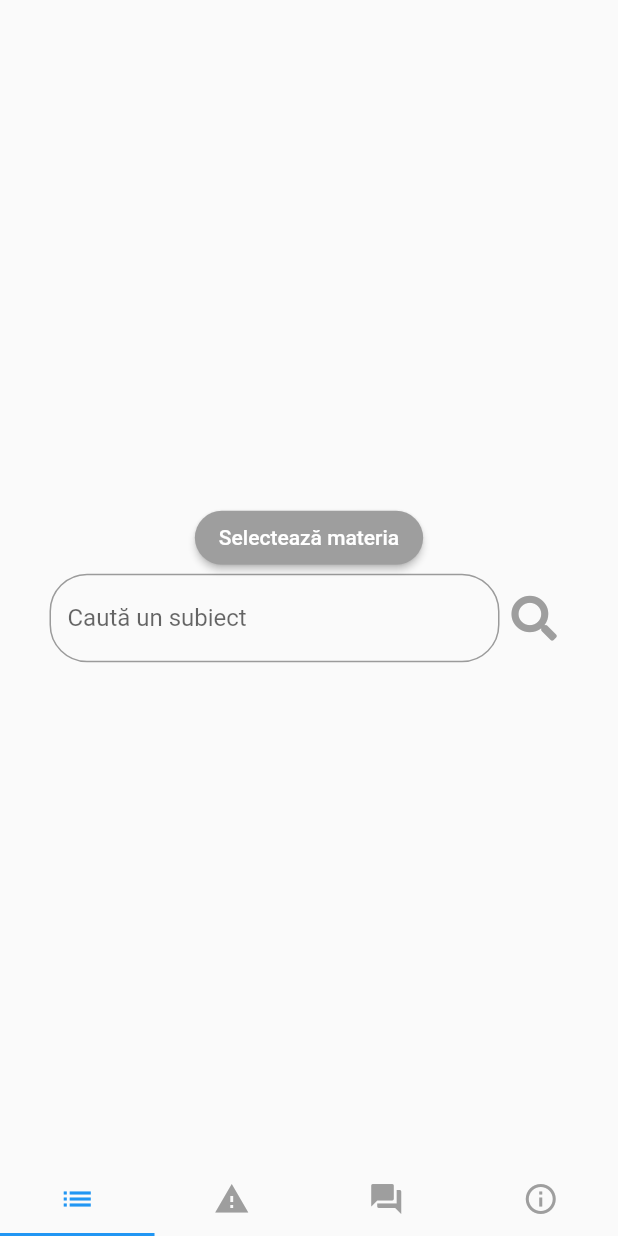
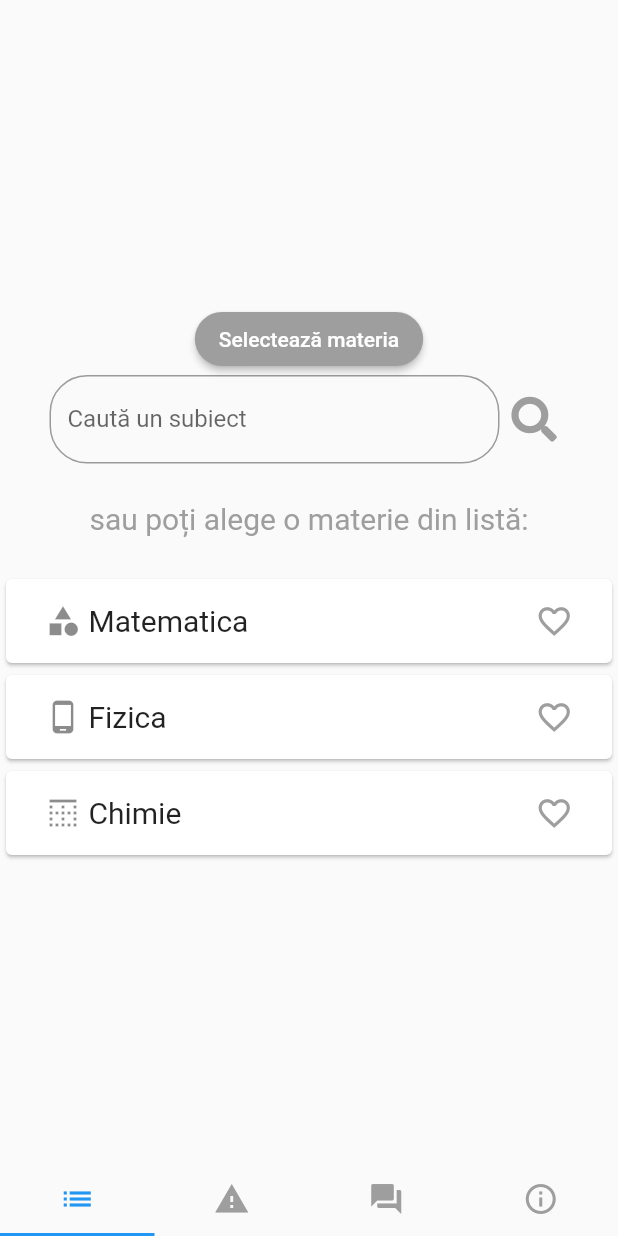
Before and after one commit to alexpavelm/SmartHackProiect, a Flutter app: the screen it shows after launch, on a phone screen of 412 x 824 dp. Run offline on Flutter 3.47's test engine with Material 2 defaults, Android fonts, the phone set to English and light mode, and no system bars; our stand-ins replace cloud_firestore, flutter_html, font_awesome_flutter; accounts and stored records are empty; Roboto replaces fonts that are missing (Poppins).

Commit message:
dynamic chapters

```diff
--- /dev/null
+++ b/lib/Data/Topic.dart
@@ -0,0 +1,6 @@
+class Topic {
+  String title;
+
+  Topic(this.title);
+
+}
--- a/lib/GlobalData.dart
+++ b/lib/GlobalData.dart
@@ -1,3 +1,4 @@
+import 'dart:collection';
 import 'dart:ui';
 import 'package:cloud_firestore/cloud_firestore.dart';
 import 'package:flutter/material.dart';
@@ -16,7 +17,7 @@ class GlobalData {
   GlobalData._internal();
 
   int currentChapter = 1;
-  List<DocumentSnapshot> matrici;
+  HashMap<String, List<DocumentSnapshot>> chapters = new HashMap();
   List<DocumentSnapshot> questions;
   List<Materie> materii = [
     Materie("Matematica", Icon(Icons.category)),
@@ -38,9 +39,9 @@ class GlobalData {
     }
   }
 
-  String getChapterData(int chapter) {
+  String getChapterData(String topic) {
     var globalData = GlobalData();
-    return globalData.matrici.firstWhere((el) => el.data["id"] == globalData.currentChapter).data["text"];
+    return globalData.chapters[topic].firstWhere((el) => el.data["id"] == globalData.currentChapter).data["text"];
   }
 
   Color getCardColor(int quality) {
--- a/lib/MainView/MainWidget.dart
+++ b/lib/MainView/MainWidget.dart
@@ -8,6 +8,7 @@ import 'package:smarthack_project/Data/SearchResult.dart';
 import 'package:smarthack_project/Data/TopicResult.dart';
 
 import '../GlobalData.dart';
+import '../MaterieWidget.dart';
 import 'SearchResultWidget.dart';
 
 class MainWidget extends StatefulWidget {
@@ -38,9 +39,7 @@ class _MainWidgetState extends State<MainWidget> {
             style: TextStyle(color: Colors.white),
           ),
           textColor: Colors.black.withOpacity(0.6),
-          color: materieSelectata == null
-              ? Colors.grey
-              : Colors.blue.shade300,
+          color: materieSelectata == null ? Colors.grey : Colors.blue.shade300,
           shape: new RoundedRectangleBorder(
             borderRadius: new BorderRadius.circular(30.0),
           ),
@@ -91,8 +90,85 @@ class _MainWidgetState extends State<MainWidget> {
             child: getDataButton(),
           ),
         ]),
+        Padding(
+          padding: const EdgeInsets.all(25.0),
+          child: Center(
+            child: Text(
+              "sau poți alege o materie din listă:",
+              style: TextStyle(fontSize: 20, color: Colors.grey),
+            ),
+          ),
+        ),
+        Column(
+          children: buildList(),
+        )
       ],
     )));
+  }
+
+  buildList() {
+    return globalData.materii.map((data) => moreWidget(data)).toList();
+  }
+
+  Widget moreWidget(Materie data) {
+    return Card(
+      child: InkWell(
+        onTap: () {
+          Navigator.push(
+            context,
+            MaterialPageRoute(builder: (context) => MaterieWidget(data)),
+          );
+        },
+        child: Padding(
+          padding: const EdgeInsets.only(left: 10, right: 10),
+          child: ListTile(
+            title: Row(
+              mainAxisAlignment: MainAxisAlignment.spaceBetween,
+              children: <Widget>[
+                Row(
+                  children: <Widget>[
+                    data.icon,
+                    Padding(
+                      padding: const EdgeInsets.only(left: 5),
+                      child: Text(data.title,
+                          style: TextStyle(
+                            fontSize: 20,
+                            fontFamily: "Poppins",
+                          )),
+                    ),
+                  ],
+                ),
+                InkWell(
+                  onTap: () {
+                    setState(() {
+                      if (globalData.subscribed.contains(data)) {
+                        globalData.subscribed
+                            .removeWhere((a) => a.title == data.title);
+                      } else {
+                        globalData.subscribed.add(data);
+                      }
+                    });
+                  },
+                  child: Row(
+                    children: <Widget>[
+                      Icon(
+                        globalData.subscribed.contains(data)
+                            ? Icons.favorite
+                            : Icons.favorite_border,
+                        color: globalData.subscribed.contains(data)
+                            ? Colors.red
+                            : Colors.grey,
+                        size: 25,
+                      ),
+                    ],
+                  ),
+                ),
+              ],
+            ),
+          ),
+        ),
+      ),
+    );
   }
 
   Future listMaterii() {
@@ -113,7 +189,7 @@ class _MainWidgetState extends State<MainWidget> {
                       onTap: () {
                         setState(() {
                           materieSelectata = index;
-                            searchValid = true;
+                          searchValid = true;
                           Navigator.of(context).pop();
                         });
                       },
@@ -149,7 +225,7 @@ class _MainWidgetState extends State<MainWidget> {
       ),
       onTap: () {
         if (MainWidget._formKey.currentState.validate()) {
-          if(searchValid) {
+          if (searchValid) {
             FocusScope.of(context).unfocus();
             searchData(globalData.materii[materieSelectata]);
           }
@@ -161,7 +237,7 @@ class _MainWidgetState extends State<MainWidget> {
   void searchData(Materie materie) {
     SearchResult searchResult = new SearchResult(
         new TopicResult("Matematica", "Matrici",
-            Chapter.fromSnapshot(globalData.matrici[0])),
+            Chapter.fromSnapshot(globalData.chapters["matrici"][0])),
         globalData.questions);
     Navigator.push(
       context,
--- a/lib/TestWidget.dart
+++ b/lib/TestWidget.dart
@@ -1,5 +1,7 @@
 import 'package:flutter/cupertino.dart';
 
+import 'Data/Chapter.dart';
+import 'GlobalData.dart';
 import 'MainView/ChapterWidget.dart';
 
 class TestWidget extends StatefulWidget {
@@ -8,9 +10,10 @@ class TestWidget extends StatefulWidget {
 }
 
 class _TestWidgetState extends State<TestWidget> {
+  var globalData = GlobalData();
   Widget build(BuildContext context) {
     return Container(
-      child: ChapterWidget(),
+      child: ChapterWidget(Chapter.fromSnapshot(globalData.chapters["matrici"][0]), "matematica"),
     );
   }
 }
--- a/lib/main.dart
+++ b/lib/main.dart
@@ -31,7 +31,6 @@ getData() async {
     var data = await Firestore.instance.collection("questions").getDocuments();
     globalData.questions = data.documents;
     var data2 = await Firestore.instance.collection("data/matematica/matrici").getDocuments();
-    globalData.matrici = data2.documents;
-
+    globalData.chapters.putIfAbsent("matrici", () => data2.documents);
   }
 }
```
Also changed, not shown: lib/MainView/ChapterWidget.dart (+17 -12 lines), lib/MainView/TopicWidget.dart (added, +52 -0 lines), lib/MaterieWidget.dart (+14 -17 lines).
